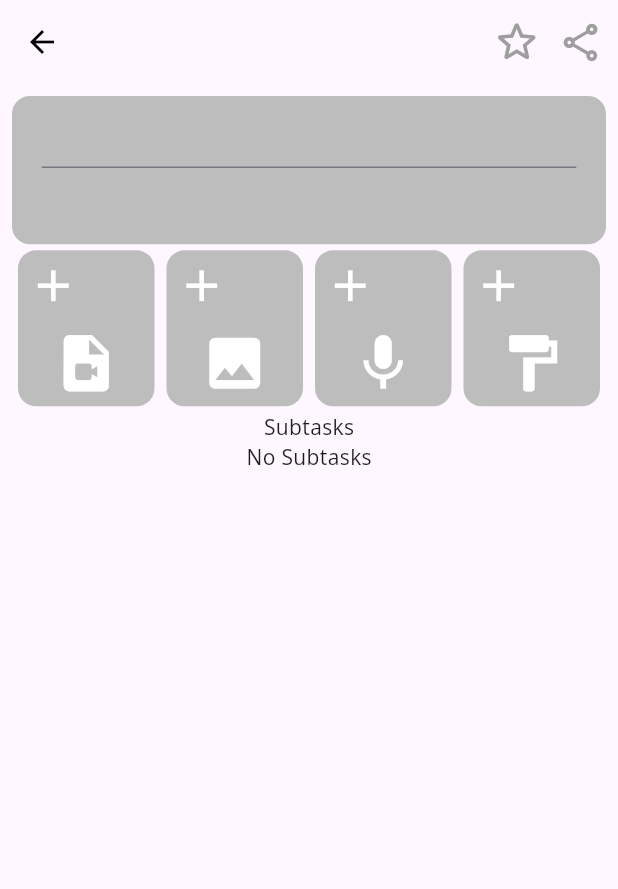
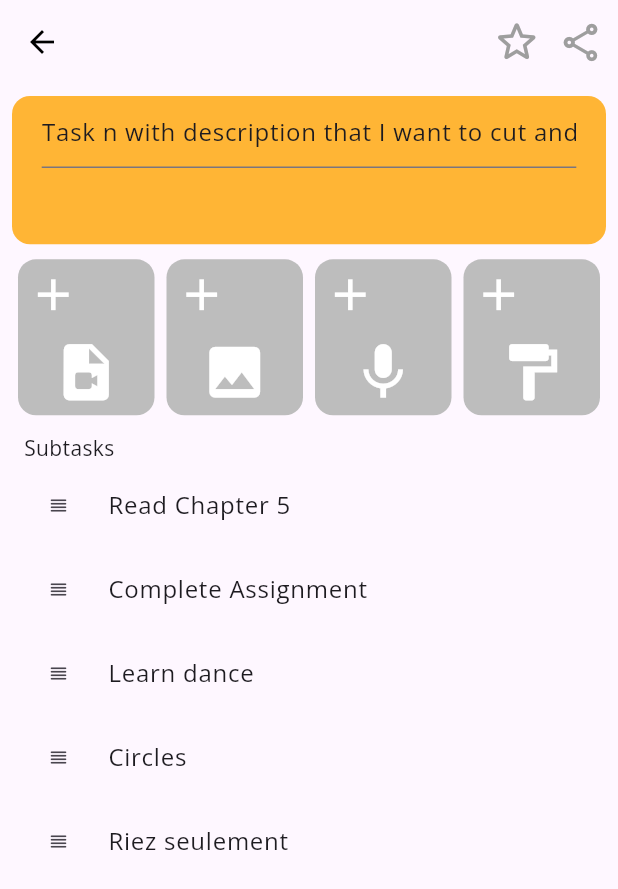
Before and after one commit to Hallcoder/znotes, a Flutter app: the NoteCreationPage screen opened by its route, on a phone screen of 412 x 824 dp. Shown: the top 889 px of the screen. Run offline on Flutter 3.47's test engine with Material 3 defaults, Android fonts, the light colour scheme and no system bars; our stand-ins replace audioplayers, auto_route, fluttertoast, video_player; missing offline and left inert: clipboard.

Commit message:
[feat]: reorderable list implemented

```diff
--- a/lib/components/NoteCreationPage/SubtasksSection.dart
+++ b/lib/components/NoteCreationPage/SubtasksSection.dart
@@ -1,5 +1,8 @@
+import 'dart:math';
+
 import 'package:flutter/material.dart';
 import 'package:provider/provider.dart';
+import 'package:uuid/uuid.dart';
 import 'package:znotes/models/NoteCreationModel.dart';
 import 'package:znotes/utils/content_types.dart';
 
@@ -12,56 +15,26 @@ class SubtasksSection extends StatefulWidget {
 
 class _SubtasksSectionState extends State<SubtasksSection> {
   final bool isAddingTasks = false;
+  List<Widget> subtasks = [];
 
   @override
   Widget build(BuildContext context) {
     final noteCreationProvider = Provider.of<NoteCreationModel>(context);
     final Note note = noteCreationProvider.note;
-    return Flexible(
-        child: Column(
-      children: [
-        const Text("Subtasks"),
-        (isAddingTasks || note.subtasks.isNotEmpty)
-            ? ReorderableListView.builder(
-                itemCount: note.subtasks.length,
-                onReorder: (int oldIndex, int newIndex) {
-                  setState(() {
-                    _update
-                  });
-                },
-                itemBuilder: (context, index) {
-                  Subtask item = note.subtasks[index];
-                  return ListTile(
-                    key: Key(item.title),
-                    leading: ReorderableDragStartListener(
-                      index: index,
-                      child: const Icon(Icons.drag_handle), // Draggable handle
-                    ),
-                    title:CheckboxListTile(
-                      value: item.isChecked,
-                      onChanged: (value) {
-                        setState(() {
-                          item.isChecked = value!;
-                        });
-                      },
-                      title: TextFormField(
-                        initialValue: item.title,
-                        onChanged: (value) {
-                          setState(() {
-                            item.title = value;
-                          });
-                        },
-                        decoration: const InputDecoration(
-                          border: InputBorder.none,
-                          hintText: 'Enter item title',
-                        ),
-                      ),
-                    ),
-                  );
-                },
-              )
-            : const Text("No Subtasks")
-      ],
-    ));
+    Uuid uuid = const Uuid();
+    subtasks = [];
+    for (final st in note.subtasks) {
+      subtasks.add(ListTile(
+        leading: const Icon(Icons.reorder_rounded, size: 14.0),
+        key: ValueKey(uuid.v4()),
+        title: Text(st.title),
+      ));
+    }
+    return ReorderableListView(
+        header: const Text("Subtasks"),
+        children: subtasks,
+        onReorder: (oldIndex, newIndex) {
+          noteCreationProvider.reorder(oldIndex, newIndex);
+        });
   }
 }
--- a/lib/components/NoteCreationPage/TitleEntry.dart
+++ b/lib/components/NoteCreationPage/TitleEntry.dart
@@ -14,6 +14,7 @@ class TitleEntry extends StatelessWidget {
     return Container(
       height: screenSize.height * 0.12,
       width: screenSize.width,
+      margin: const EdgeInsets.only(bottom: 6.0),
       decoration: BoxDecoration(
           color: note.category != null ? note?.category?.color : Colors.grey[400],
           borderRadius: const BorderRadius.all(Radius.circular(12.0))),
--- a/lib/constants.dart
+++ b/lib/constants.dart
@@ -2,7 +2,6 @@ import 'dart:ui';
 
 import 'package:audioplayers/audioplayers.dart';
 import 'package:flutter/material.dart';
-import 'package:fluttertoast/fluttertoast.dart';
 import 'package:znotes/components/CustomGridView.dart';
 import 'package:znotes/components/CustomListTile.dart';
 import 'package:znotes/utils/content_types.dart';
--- a/lib/models/NoteCreationModel.dart
+++ b/lib/models/NoteCreationModel.dart
@@ -1,8 +1,39 @@
 import 'package:flutter/cupertino.dart';
+import 'package:flutter/material.dart';
+import 'package:znotes/constants.dart';
 
 import '../utils/content_types.dart';
 
-class NoteCreationModel with ChangeNotifier{
- final Note _note = Note();
- Note get note => _note;
+class NoteCreationModel with ChangeNotifier {
+  final Note _note = Note.withProperties(
+    titleDescription:
+        "Task n with description that I want to cut and show less text",
+    category:
+        Category(name: "Study", color: categoryColors["Study"] ?? Colors.amber),
+    color: Colors.yellow,
+    isStarred: true,
+    isPinned: false,
+    images: [],
+    videos: [],
+    audios: [],
+    subtasks: [
+      Subtask(title: 'Read Chapter 5', checked: true),
+      Subtask(title: 'Complete Assignment', checked: false),
+      Subtask(title: 'Learn dance', checked: false),
+      Subtask(title: 'Circles', checked: false),
+      Subtask(title: 'Riez seulement', checked: false),
+
+    ],
+    completed: false,
+    dueDate: DateTime(2023, 10, 18),
+    reminders: [DateTime(2023, 10, 15), DateTime(2023, 10, 17)],
+  );
+
+  Note get note => _note;
+
+  void reorder(int oldIndex, int newIndex) {
+    final item = note.subtasks.removeAt(oldIndex);
+    note.subtasks.insert(newIndex > oldIndex ? newIndex - 1 : newIndex, item);
+    notifyListeners();
+  }
 }
--- a/lib/screens/NoteCreationPage.dart
+++ b/lib/screens/NoteCreationPage.dart
@@ -1,14 +1,12 @@
 import 'package:auto_route/annotations.dart';
+import 'package:flutter/cupertino.dart';
 import 'package:flutter/material.dart';
+import 'package:flutter/widgets.dart';
 import 'package:provider/provider.dart';
-import 'package:znotes/components/NoteCreationPage/AddMediaButton.dart';
 import 'package:znotes/components/NoteCreationPage/AddMediaSection.dart';
 import 'package:znotes/components/NoteCreationPage/SubtasksSection.dart';
 import 'package:znotes/components/NoteCreationPage/TitleEntry.dart';
-import 'package:znotes/constants.dart';
 import 'package:znotes/models/NoteCreationModel.dart';
-
-import '../utils/content_types.dart';
 
 @RoutePage()
 class NoteCreationPage extends StatefulWidget {
@@ -22,6 +20,7 @@ class _NoteCreationPageState extends State<NoteCreationPage> {
 
   @override
   Widget build(BuildContext context) {
+    Size screenSize = MediaQuery.of(context).size;
     return ChangeNotifierProvider(
       create: (BuildContext context) => NoteCreationModel(),
       child: Scaffold(
@@ -37,16 +36,21 @@ class _NoteCreationPageState extends State<NoteCreationPage> {
             SizedBox(width: 10),
           ],
         ),
-          body: const Padding(
-            padding: EdgeInsets.all(8.0),
+        body:   Padding(
+          padding: const EdgeInsets.all(8.0),
           child: SingleChildScrollView(
             child: Column(
               children: [
-                    TitleEntry(),
-                    AddMediaSection(),
-                    SubtasksSection()
+                const TitleEntry(),
+                const AddMediaSection(),
+                Container(
+                  padding: const EdgeInsets.all(8.0),
+                  height: screenSize.height * 0.4, // Adjust the height as needed
+                  child: const SubtasksSection(),
+                ),
               ],
-                )),
+            ),
+          ),
         ),
       ),
     );
--- a/lib/utils/content_types.dart
+++ b/lib/utils/content_types.dart
@@ -12,10 +12,11 @@ class Content {
 }
 
 class Category {
+  final String id;
   final String name;
   final Color color;
 
-  Category({required this.name, required this.color});
+  Category({required this.name, required this.color}): id = uuid.v4();
 }
 
 var uuid = const Uuid();
@@ -60,10 +61,11 @@ class Note {
 }
 
 class Subtask {
+  String id;
   String title;
   bool checked;
 
-  Subtask({required this.title, required this.checked});
+  Subtask({required this.title, required this.checked}):id = uuid.v4();
 }
 
 class MediaButton{
```
Lines whose indentation alone changed are shown as unchanged.
